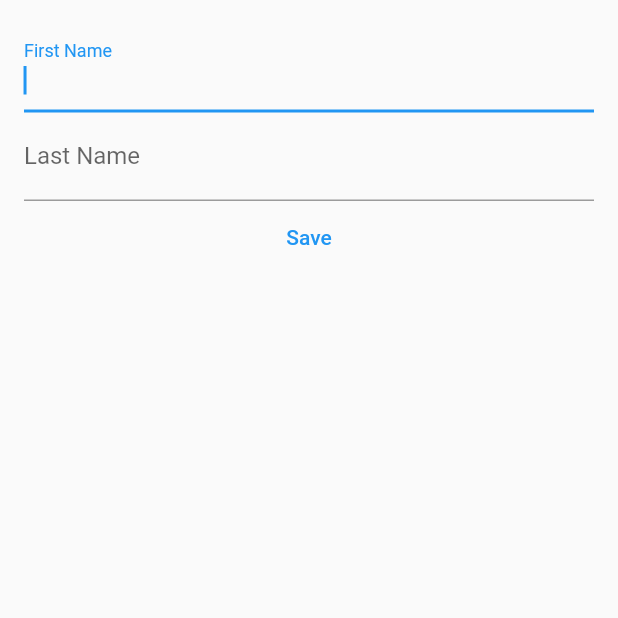
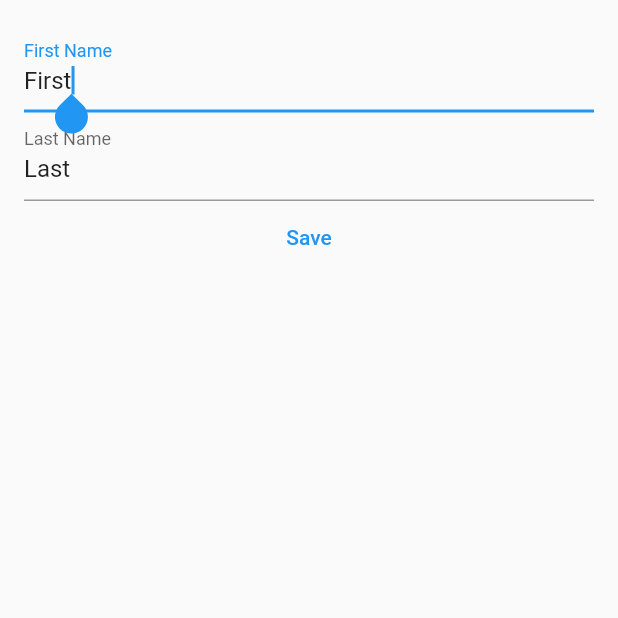
Before and after one commit to asavchuk/mobx_simple_form, a Flutter app: the screen it shows after launch, after a tap on the "settings" icon, on a phone screen of 412 x 824 dp, the top half of it. Run offline on Flutter 3.47's test engine with Material 2 defaults, Android fonts, the phone set to English and light mode, and no system bars; our stand-ins replace flutter_mobx, google_fonts, mobx; generated files the repository leaves out were written again.

```diff
--- a/lib/main.dart
+++ b/lib/main.dart
@@ -15,9 +15,7 @@ class MyApp extends StatelessWidget {
       create: (BuildContext context) => FormStore(),
       child: MaterialApp(
         title: 'Flutter Demo',
-        theme: ThemeData(
-          primarySwatch: Colors.blue,
-        ),
+        theme: ThemeData(primarySwatch: Colors.blue),
         home: Welcome(),
       ),
     );
--- a/lib/mobx/form_store.dart
+++ b/lib/mobx/form_store.dart
@@ -8,10 +8,10 @@ abstract class _FormStore with Store {
   final FormErrorState error = FormErrorState();
 
   @observable
-  String _firstName = '';
+  String _firstName = 'First';
 
   @observable
-  String _lastName = '';
+  String _lastName = 'Last';
 
   String get firstName => _firstName;
   String get lastName => _lastName;
--- a/lib/pages/settings.dart
+++ b/lib/pages/settings.dart
@@ -50,15 +50,15 @@ class _SettingsState extends State<Settings> {
               onChanged: (value) => store.setLastName(value),
               decoration: InputDecoration(labelText: 'Last Name'),
             ),
-            TextButton(
-              child: Text('Save'),
-              onPressed: () {
-                // to prevent submitting the form with empty field
-                if (store.firstName.isEmpty) store.validateFirstName('');
-
-                if (store.error.hasErrors) return;
-                Navigator.pop(context);
-              },
+            Observer(
+              builder: (_) => TextButton(
+                child: Text('Save'),
+                onPressed: store.error.hasErrors
+                    ? null
+                    : () {
+                        Navigator.pop(context);
+                      },
+              ),
             ),
           ],
         ),
--- a/lib/pages/welcome.dart
+++ b/lib/pages/welcome.dart
@@ -24,7 +24,7 @@ class Welcome extends StatelessWidget {
               );
             },
           ),
-          SizedBox(width: 10)
+          SizedBox(width: 10),
         ],
       ),
       body: Padding(
@@ -41,7 +41,7 @@ class Welcome extends StatelessWidget {
             Observer(
               builder: (_) {
                 return Text(
-                  store.firstName.isEmpty ? 'First' : store.firstName,
+                  store.firstName,
                   style: GoogleFonts.lakkiReddy(
                     fontSize: 40.0,
                     textStyle: TextStyle(color: Colors.black),
@@ -52,7 +52,7 @@ class Welcome extends StatelessWidget {
             Observer(
               builder: (_) {
                 return Text(
-                  store.lastName.isEmpty ? 'Last' : store.lastName,
+                  store.lastName,
                   style: GoogleFonts.lakkiReddy(
                     fontSize: 40.0,
                     textStyle: TextStyle(color: Colors.black),
```
Also changed, not shown: pubspec.lock.
